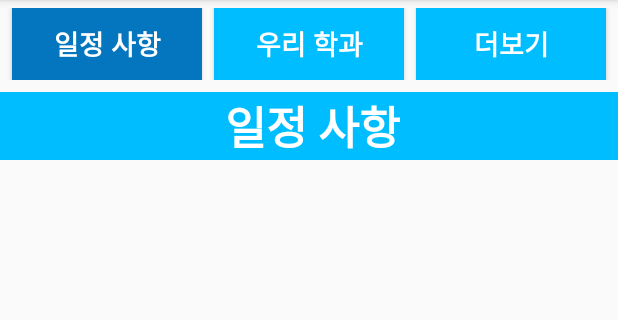
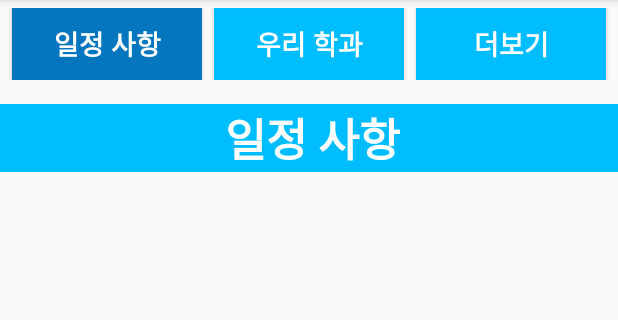
Before and after one commit to joonkb/projectElect, an Android app: the scheduleActivity screen opened directly, with no data from a screen before it, after a tap on "일정 사항", on a phone screen of 412 x 824 dp, the part 84-404 px from its top. Run offline under Robolectric (Android 15) with nearby library versions, the phone set to English and light mode, and no system bars; our stand-ins replace Firebase (no records; nobody signed in at launch, a user with empty details on screens opened directly); 1 other tap on this screen came first.

```diff
--- a/app/src/main/java/org/techtown/project_elect/scheduleActivity.java
+++ b/app/src/main/java/org/techtown/project_elect/scheduleActivity.java
@@ -50,7 +50,7 @@ public class scheduleActivity extends AppCompatActivity {
                 more_button.setBackgroundColor(getResources().getColor(R.color.colorPrimary));
                 FragmentManager fragmentManager = getSupportFragmentManager();
                 FragmentTransaction fragmentTransaction = fragmentManager.beginTransaction();
-                fragmentTransaction.replace(R.id.fragment, new ListFragment());
+                fragmentTransaction.replace(R.id.frame, new ListFragment());
                 fragmentTransaction.commit();
             }
         });
@@ -65,7 +65,7 @@ public class scheduleActivity extends AppCompatActivity {
                 more_button.setBackgroundColor(getResources().getColor(R.color.colorPrimary));
                 FragmentManager fragmentManager = getSupportFragmentManager();
                 FragmentTransaction fragmentTransaction = fragmentManager.beginTransaction();
-                fragmentTransaction.replace(R.id.fragment, new MajorFragment());
+                fragmentTransaction.replace(R.id.frame, new MajorFragment());
                 fragmentTransaction.commit();
             }
         });
@@ -78,7 +78,7 @@ public class scheduleActivity extends AppCompatActivity {
                 major_button.setBackgroundColor(getResources().getColor(R.color.colorPrimary));
                 FragmentManager fragmentManager = getSupportFragmentManager();
                 FragmentTransaction fragmentTransaction = fragmentManager.beginTransaction();
-                fragmentTransaction.replace(R.id.fragment, new ScheduleFragment());
+                fragmentTransaction.replace(R.id.frame, new ScheduleFragment());
             }
         });
 
--- a/app/src/main/res/layout/activity_schedule.xml
+++ b/app/src/main/res/layout/activity_schedule.xml
@@ -6,11 +6,13 @@
     android:layout_height="match_parent"
     android:orientation="vertical"
     tools:context=".scheduleActivity">
+
     <LinearLayout
         android:layout_width="match_parent"
         android:layout_height="wrap_content"
         android:orientation="horizontal"
         android:layout_marginTop="5dp">
+
         <Button
             android:id="@+id/shedule_list"
             android:layout_width="wrap_content"
@@ -23,6 +25,7 @@
             android:layout_marginRight="8dp"
             android:textSize="18sp"
             android:textStyle="bold" />
+
         <Button
             android:id="@+id/major"
             android:layout_width="wrap_content"
@@ -34,6 +37,7 @@
             android:layout_marginRight="8dp"
             android:textSize="18sp"
             android:textStyle="bold" />
+
         <Button
             android:id="@+id/more"
             android:layout_width="wrap_content"
@@ -47,13 +51,9 @@
             android:textStyle="bold" />
     </LinearLayout>
     <FrameLayout
+        android:id="@+id/frame"
+        android:layout_marginTop="8dp"
         android:layout_width="match_parent"
         android:layout_height="match_parent">
-
-        <RelativeLayout
-            android:layout_width="match_parent"
-            android:layout_height="match_parent"
-            android:id="@+id/fragment">
-        </RelativeLayout>
     </FrameLayout>
 </LinearLayout>
--- a/app/src/main/res/layout/fragment_map.xml
+++ b/app/src/main/res/layout/fragment_map.xml
@@ -6,6 +6,7 @@
     tools:context=".MapFragment">
 
     <fragment
+        android:layout_marginTop="8dp"
         android:id="@+id/map"
         class="com.google.android.gms.maps.SupportMapFragment"
         android:layout_width="match_parent"
```
Also changed, not shown: app/src/main/java/org/techtown/project_elect/MajorFragment.java (+32 -1 lines), app/src/main/java/org/techtown/project_elect/SelectFragment.java (added, +24 -0 lines), app/src/main/res/layout/fragment_major.xml (+6 -8 lines).
